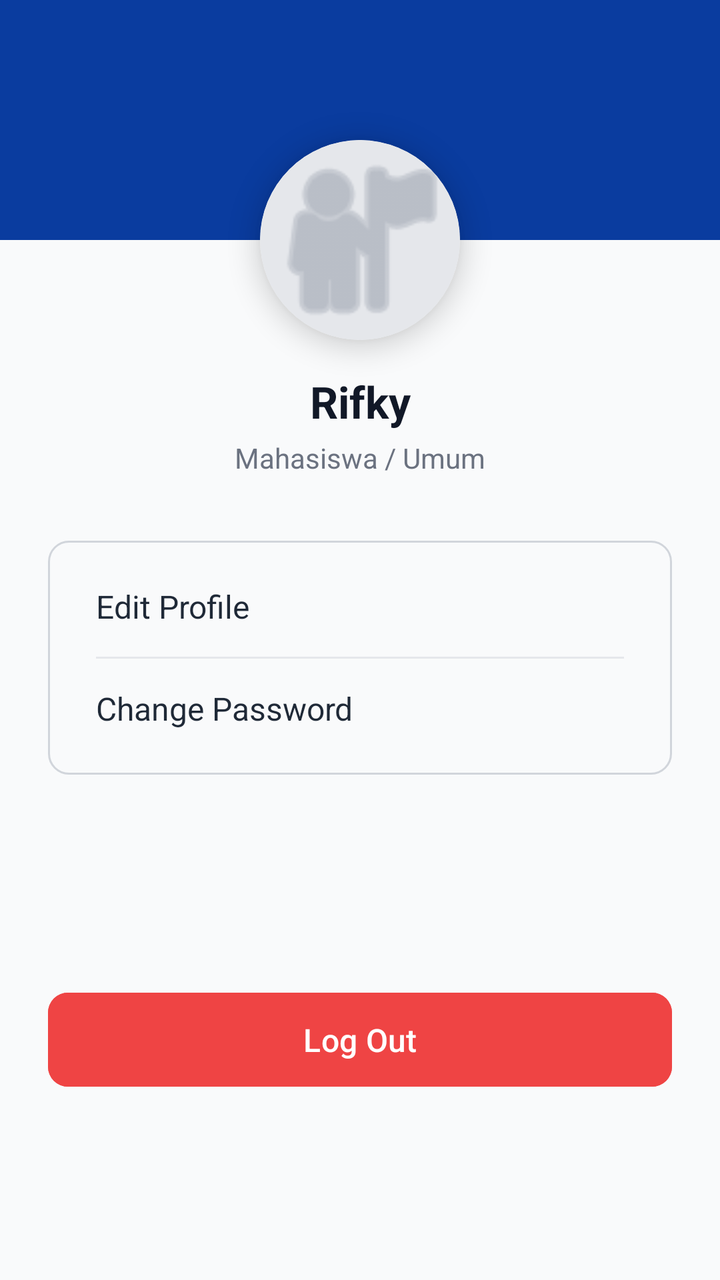
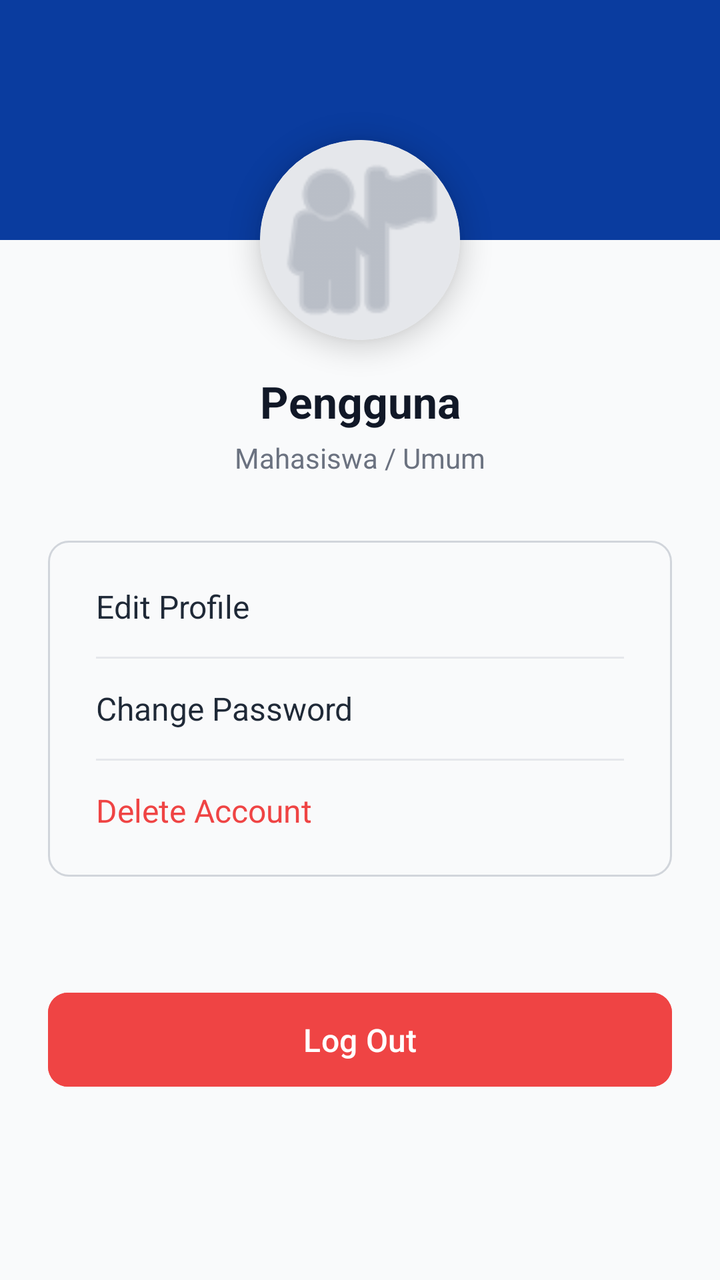

Two renders of the same Android screen: before a commit and after it. Below are the layout's source before the change and the commit's diff.
<!-- AndroidManifest.xml: application theme Theme.CampusConnectProject -->
<!-- res/layout/activity_profile.xml -->
<?xml version="1.0" encoding="utf-8"?>
<androidx.constraintlayout.widget.ConstraintLayout
    xmlns:android="http://schemas.android.com/apk/res/android"
    xmlns:app="http://schemas.android.com/apk/res-auto"
    xmlns:tools="http://schemas.android.com/tools"
    android:layout_width="match_parent"
    android:layout_height="match_parent"
    android:background="#F9FAFB"
    tools:context=".ui.profile.ProfileActivity">

    
    <View
        android:id="@+id/headerProfile"
        android:layout_width="match_parent"
        android:layout_height="120dp"
        android:background="#0A3C9F"
        app:layout_constraintTop_toTopOf="parent" />

    
    <androidx.cardview.widget.CardView
        android:id="@+id/cvAvatar"
        android:layout_width="100dp"
        android:layout_height="100dp"
        app:cardCornerRadius="50dp"
        app:cardElevation="8dp"
        app:layout_constraintBottom_toBottomOf="@id/headerProfile"
        app:layout_constraintEnd_toEndOf="parent"
        app:layout_constraintStart_toStartOf="parent"
        app:layout_constraintTop_toBottomOf="@id/headerProfile">

        <ImageView
            android:layout_width="match_parent"
            android:layout_height="match_parent"
            android:background="#E5E7EB"
            android:src="@android:drawable/ic_menu_myplaces"
            android:scaleType="centerCrop"
            app:tint="#9CA3AF" />
    </androidx.cardview.widget.CardView>

    
    <TextView
        android:id="@+id/tvProfileName"
        android:layout_width="wrap_content"
        android:layout_height="wrap_content"
        android:layout_marginTop="16dp"
        android:text="Rifky"
        android:textColor="#111827"
        android:textSize="22sp"
        android:textStyle="bold"
        app:layout_constraintEnd_toEndOf="parent"
        app:layout_constraintStart_toStartOf="parent"
        app:layout_constraintTop_toBottomOf="@id/cvAvatar" />

    <TextView
        android:id="@+id/tvProfileRole"
        android:layout_width="wrap_content"
        android:layout_height="wrap_content"
        android:layout_marginTop="4dp"
        android:text="Mahasiswa / Umum"
        android:textColor="#6B7280"
        android:textSize="14sp"
        app:layout_constraintEnd_toEndOf="parent"
        app:layout_constraintStart_toStartOf="parent"
        app:layout_constraintTop_toBottomOf="@id/tvProfileName" />

    
    <LinearLayout
        android:layout_width="match_parent"
        android:layout_height="wrap_content"
        android:layout_marginHorizontal="24dp"
        android:layout_marginTop="32dp"
        android:orientation="vertical"
        android:background="@drawable/bg_input_rounded"
        android:padding="8dp"
        app:layout_constraintTop_toBottomOf="@id/tvProfileRole">

        <TextView
            android:layout_width="match_parent"
            android:layout_height="50dp"
            android:gravity="center_vertical"
            android:paddingHorizontal="16dp"
            android:text="Edit Profile"
            android:textColor="#1F2937"
            android:textSize="16sp" />

        <View
            android:layout_width="match_parent"
            android:layout_height="1dp"
            android:background="#E5E7EB"
            android:layout_marginHorizontal="16dp"/>

        <TextView
            android:layout_width="match_parent"
            android:layout_height="50dp"
            android:gravity="center_vertical"
            android:paddingHorizontal="16dp"
            android:text="Change Password"
            android:textColor="#1F2937"
            android:textSize="16sp" />
    </LinearLayout>

    
    <Button
        android:id="@+id/btnLogout"
        android:layout_width="match_parent"
        android:layout_height="55dp"
        android:layout_marginHorizontal="24dp"
        android:layout_marginTop="32dp"
        android:backgroundTint="#EF4444"
        android:text="Log Out"
        android:textAllCaps="false"
        android:textColor="#FFFFFF"
        android:textSize="16sp"
        app:cornerRadius="10dp"
        app:layout_constraintTop_toBottomOf="@+id/linearLayout2"
        app:layout_constraintBottom_toBottomOf="parent"
        android:layout_marginBottom="32dp"/>

    
    <View android:id="@+id/linearLayout2" android:layout_width="1dp" android:layout_height="1dp" app:layout_constraintTop_toBottomOf="@id/tvProfileRole" app:layout_constraintStart_toStartOf="parent" android:layout_marginTop="160dp"/>

</androidx.constraintlayout.widget.ConstraintLayout>
<!-- resources referenced by this layout -->
<resources>
  <!-- drawable bg_input_rounded (drawable) -->
  <?xml version="1.0" encoding="utf-8"?>
  <shape xmlns:android="http://schemas.android.com/apk/res/android" android:shape="rectangle">
      <solid android:color="#F9FAFB" />
      <stroke android:width="1dp" android:color="#D1D5DB" />
      <corners android:radius="10dp" />
  </shape>
  <style name="Theme.CampusConnectProject" parent="Base.Theme.CampusConnectProject" />
  <style name="Base.Theme.CampusConnectProject" parent="Theme.Material3.DayNight.NoActionBar">
          
          
      </style>
</resources>

<!-- the commit's change to res/layout/activity_profile.xml (unified diff, before → after) -->
@@ -1,5 +1,6 @@
 <?xml version="1.0" encoding="utf-8"?>
 <androidx.constraintlayout.widget.ConstraintLayout
+    android:id="@+id/main"
     xmlns:android="http://schemas.android.com/apk/res/android"
     xmlns:app="http://schemas.android.com/apk/res-auto"
     xmlns:tools="http://schemas.android.com/tools"
@@ -43,7 +44,7 @@
         android:layout_width="wrap_content"
         android:layout_height="wrap_content"
         android:layout_marginTop="16dp"
-        android:text="Rifky"
+        android:text="Pengguna"
         android:textColor="#111827"
         android:textSize="22sp"
         android:textStyle="bold"
@@ -75,6 +76,7 @@
         app:layout_constraintTop_toBottomOf="@id/tvProfileRole">
 
         <TextView
+            android:id="@+id/tvEditProfile"
             android:layout_width="match_parent"
             android:layout_height="50dp"
             android:gravity="center_vertical"
@@ -90,12 +92,29 @@
             android:layout_marginHorizontal="16dp"/>
 
         <TextView
+            android:id="@+id/tvChangePassword"
             android:layout_width="match_parent"
             android:layout_height="50dp"
             android:gravity="center_vertical"
             android:paddingHorizontal="16dp"
             android:text="Change Password"
             android:textColor="#1F2937"
+            android:textSize="16sp" />
+
+        <View
+            android:layout_width="match_parent"
+            android:layout_height="1dp"
+            android:background="#E5E7EB"
+            android:layout_marginHorizontal="16dp"/>
+
+        <TextView
+            android:id="@+id/tvDeleteAccount"
+            android:layout_width="match_parent"
+            android:layout_height="50dp"
+            android:gravity="center_vertical"
+            android:paddingHorizontal="16dp"
+            android:text="Delete Account"
+            android:textColor="#EF4444"
             android:textSize="16sp" />
     </LinearLayout>
 
